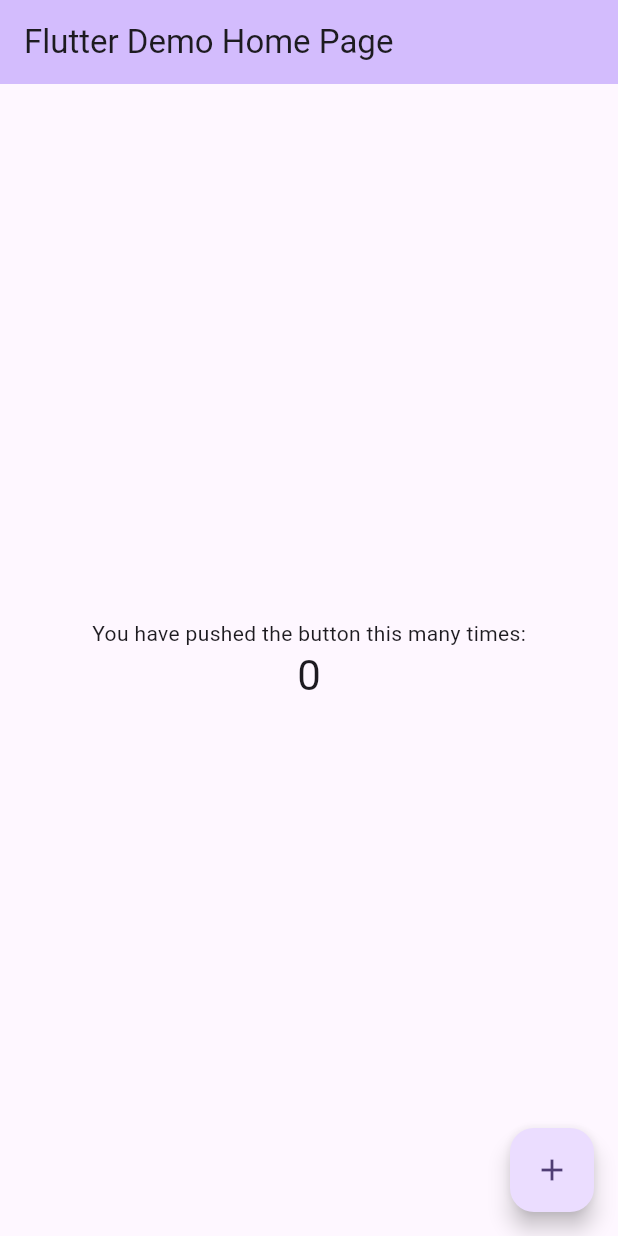
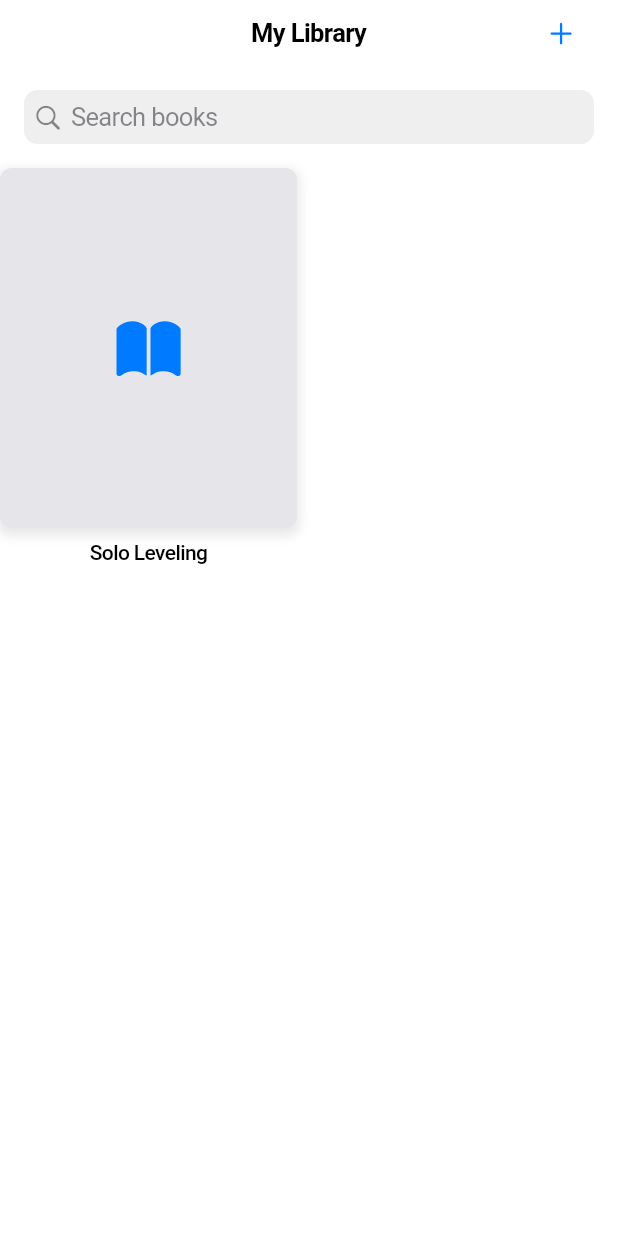
Before and after one commit to pseudou/eReader-app, a Flutter app: the screen it shows after launch, on a phone screen of 412 x 824 dp. Run offline on Flutter 3.47's test engine with Material 3 defaults, Android fonts, the phone set to English and light mode, and no system bars; missing offline and left inert: syncfusion_flutter_pdfviewer.

Commit message:
checkpoint 1

```diff
--- /dev/null
+++ b/lib/core/constants/app_constants.dart
@@ -0,0 +1,5 @@
+class AppConstants {
+  static const String appName = 'iOS eReader';
+  static const String homeTitle = 'My Library';
+  static const String searchPlaceholder = 'Search books';
+}
--- a/lib/core/widgets/book_cover.dart
+++ b/lib/core/widgets/book_cover.dart
@@ -0,0 +1,50 @@
+import 'package:flutter/cupertino.dart';
+
+class BookCover extends StatelessWidget {
+  final String title;
+  final VoidCallback onTap;
+
+  const BookCover({Key? key, required this.title, required this.onTap}) : super(key: key);
+
+  @override
+  Widget build(BuildContext context) {
+    return GestureDetector(
+      onTap: onTap,
+      child: Column(
+        children: [
+          Expanded(
+            child: Container(
+              decoration: BoxDecoration(
+                borderRadius: BorderRadius.circular(8),
+                color: CupertinoColors.systemGrey5,
+                boxShadow: [
+                  BoxShadow(
+                    color: CupertinoColors.systemGrey.withOpacity(0.2),
+                    spreadRadius: 2,
+                    blurRadius: 5,
+                    offset: Offset(0, 3),
+                  ),
+                ],
+              ),
+              child: Center(
+                child: Icon(
+                  CupertinoIcons.book_fill,
+                  size: 50,
+                  color: CupertinoColors.systemBlue,
+                ),
+              ),
+            ),
+          ),
+          SizedBox(height: 8),
+          Text(
+            title,
+            style: TextStyle(fontSize: 14, fontWeight: FontWeight.w500),
+            textAlign: TextAlign.center,
+            maxLines: 2,
+            overflow: TextOverflow.ellipsis,
+          ),
+        ],
+      ),
+    );
+  }
+}
--- a/lib/features/home/data/models/book.dart
+++ b/lib/features/home/data/models/book.dart
@@ -0,0 +1,6 @@
+class Book {
+  final String title;
+  final String assetPath;
+
+  Book({required this.title, required this.assetPath});
+}
--- a/lib/features/home/domain/repositories/book_repository.dart
+++ b/lib/features/home/domain/repositories/book_repository.dart
@@ -0,0 +1,9 @@
+import '../../data/models/book.dart';
+
+class BookRepository {
+  List<Book> getBooks() {
+    return [
+      Book(title: 'Solo Leveling', assetPath: 'assets/solo_leveling.pdf'),
+    ];
+  }
+}
--- a/lib/features/home/presentation/pages/home_screen.dart
+++ b/lib/features/home/presentation/pages/home_screen.dart
@@ -0,0 +1,41 @@
+import 'package:flutter/cupertino.dart';
+import '../../../../core/constants/app_constants.dart';
+import '../../domain/repositories/book_repository.dart';
+import '../widgets/book_grid.dart';
+
+class HomeScreen extends StatelessWidget {
+  final BookRepository bookRepository = BookRepository();
+
+  @override
+  Widget build(BuildContext context) {
+    final books = bookRepository.getBooks();
+
+    return CupertinoPageScaffold(
+      navigationBar: CupertinoNavigationBar(
+        middle: Text(AppConstants.homeTitle),
+        trailing: CupertinoButton(
+          padding: EdgeInsets.zero,
+          child: Icon(CupertinoIcons.add),
+          onPressed: () {
+            // Add new book functionality
+          },
+        ),
+      ),
+      child: SafeArea(
+        child: CustomScrollView(
+          slivers: [
+            SliverToBoxAdapter(
+              child: Padding(
+                padding: EdgeInsets.all(16.0),
+                child: CupertinoSearchTextField(
+                  placeholder: AppConstants.searchPlaceholder,
+                ),
+              ),
+            ),
+            BookGrid(books: books),
+          ],
+        ),
+      ),
+    );
+  }
+}
--- a/lib/main.dart
+++ b/lib/main.dart
@@ -1,125 +1,24 @@
-import 'package:flutter/material.dart';
+import 'package:flutter/cupertino.dart';
+import 'package:flutter/services.dart';
+import 'routing/app_router.dart';
 
 void main() {
-  runApp(const MyApp());
+  WidgetsFlutterBinding.ensureInitialized();
+  SystemChrome.setPreferredOrientations([DeviceOrientation.portraitUp]);
+  runApp(MyApp());
 }
 
 class MyApp extends StatelessWidget {
-  const MyApp({super.key});
-
-  // This widget is the root of your application.
   @override
   Widget build(BuildContext context) {
-    return MaterialApp(
-      title: 'Flutter Demo',
-      theme: ThemeData(
-        // This is the theme of your application.
-        //
-        // TRY THIS: Try running your application with "flutter run". You'll see
-        // the application has a purple toolbar. Then, without quitting the app,
-        // try changing the seedColor in the colorScheme below to Colors.green
-        // and then invoke "hot reload" (save your changes or press the "hot
-        // reload" button in a Flutter-supported IDE, or press "r" if you used
-        // the command line to start the app).
-        //
-        // Notice that the counter didn't reset back to zero; the application
-        // state is not lost during the reload. To reset the state, use hot
-        // restart instead.
-        //
-        // This works for code too, not just values: Most code changes can be
-        // tested with just a hot reload.
-        colorScheme: ColorScheme.fromSeed(seedColor: Colors.deepPurple),
-        useMaterial3: true,
+    return CupertinoApp(
+      title: 'iOS eReader',
+      theme: CupertinoThemeData(
+        primaryColor: CupertinoColors.systemBlue,
+        brightness: Brightness.light,
       ),
-      home: const MyHomePage(title: 'Flutter Demo Home Page'),
+      onGenerateRoute: AppRouter.generateRoute,
+      initialRoute: AppRouter.home,
     );
   }
 }
-
-class MyHomePage extends StatefulWidget {
-  const MyHomePage({super.key, required this.title});
-
-  // This widget is the home page of your application. It is stateful, meaning
-  // that it has a State object (defined below) that contains fields that affect
-  // how it looks.
-
-  // This class is the configuration for the state. It holds the values (in this
-  // case the title) provided by the parent (in this case the App widget) and
-  // used by the build method of the State. Fields in a Widget subclass are
-  // always marked "final".
-
-  final String title;
-
-  @override
-  State<MyHomePage> createState() => _MyHomePageState();
-}
-
-class _MyHomePageState extends State<MyHomePage> {
-  int _counter = 0;
-
-  void _incrementCounter() {
-    setState(() {
-      // This call to setState tells the Flutter framework that something has
-      // changed in this State, which causes it to rerun the build method below
-      // so that the display can reflect the updated values. If we changed
-      // _counter without calling setState(), then the build method would not be
-      // called again, and so nothing would appear to happen.
-      _counter++;
-    });
-  }
-
-  @override
-  Widget build(BuildContext context) {
-    // This method is rerun every time setState is called, for instance as done
-    // by the _incrementCounter method above.
-    //
-    // The Flutter framework has been optimized to make rerunning build methods
-    // fast, so that you can just rebuild anything that needs updating rather
-    // than having to individually change instances of widgets.
-    return Scaffold(
-      appBar: AppBar(
-        // TRY THIS: Try changing the color here to a specific color (to
-        // Colors.amber, perhaps?) and trigger a hot reload to see the AppBar
-        // change color while the other colors stay the same.
-        backgroundColor: Theme.of(context).colorScheme.inversePrimary,
-        // Here we take the value from the MyHomePage object that was created by
-        // the App.build method, and use it to set our appbar title.
-        title: Text(widget.title),
-      ),
-      body: Center(
-        // Center is a layout widget. It takes a single child and positions it
-        // in the middle of the parent.
-        child: Column(
-          // Column is also a layout widget. It takes a list of children and
-          // arranges them vertically. By default, it sizes itself to fit its
-          // children horizontally, and tries to be as tall as its parent.
-          //
-          // Column has various properties to control how it sizes itself and
-          // how it positions its children. Here we use mainAxisAlignment to
-          // center the children vertically; the main axis here is the vertical
-          // axis because Columns are vertical (the cross axis would be
-          // horizontal).
-          //
-          // TRY THIS: Invoke "debug painting" (choose the "Toggle Debug Paint"
-          // action in the IDE, or press "p" in the console), to see the
-          // wireframe for each widget.
-          mainAxisAlignment: MainAxisAlignment.center,
-          children: <Widget>[
-            const Text(
-              'You have pushed the button this many times:',
-            ),
-            Text(
-              '$_counter',
-              style: Theme.of(context).textTheme.headlineMedium,
-            ),
-          ],
-        ),
-      ),
-      floatingActionButton: FloatingActionButton(
-        onPressed: _incrementCounter,
-        tooltip: 'Increment',
-        child: const Icon(Icons.add),
-      ), // This trailing comma makes auto-formatting nicer for build methods.
-    );
-  }
-}
--- a/lib/routing/app_router.dart
+++ b/lib/routing/app_router.dart
@@ -0,0 +1,25 @@
+import 'package:flutter/cupertino.dart';
+import '../features/home/presentation/pages/home_screen.dart';
+import '../features/pdf_viewer/presentation/pages/pdf_viewer_screen.dart';
+import '../features/home/data/models/book.dart';
+
+class AppRouter {
+  static const String home = '/';
+  static const String pdfViewer = '/pdf_viewer';
+
+  static Route<dynamic> generateRoute(RouteSettings settings) {
+    switch (settings.name) {
+      case home:
+        return CupertinoPageRoute(builder: (_) => HomeScreen());
+      case pdfViewer:
+        final book = settings.arguments as Book;
+        return CupertinoPageRoute(builder: (_) => PDFViewerScreen(book: book));
+      default:
+        return CupertinoPageRoute(
+          builder: (_) => CupertinoPageScaffold(
+            child: Center(child: Text('Route not found')),
+          ),
+        );
+    }
+  }
+}
```
Also changed, not shown: lib/core/utils/pdf_helper.dart (+12 -0 lines), lib/features/home/presentation/widgets/book_grid.dart (+37 -0 lines), pubspec.yaml (+6 -5 lines), pubspec.lock, 15 other files.
